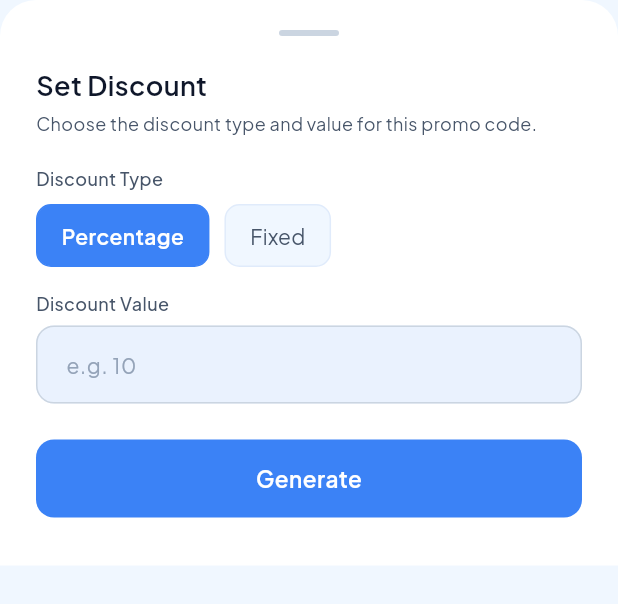
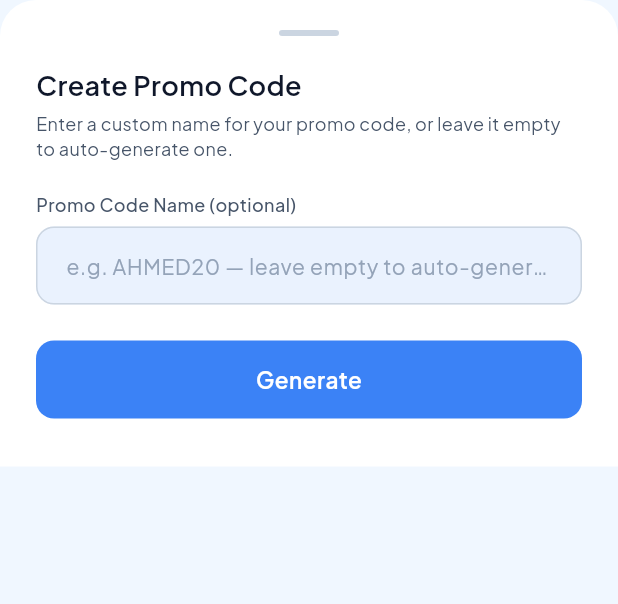
Before and after one commit to ahmedali221/tourcast-app, a Flutter app: the _PromoCodeFormSheet widget shown alone on an empty page, opened directly, on a phone screen of 412 x 824 dp. Shown: the top 604 px of the screen. Run offline on Flutter 3.47's test engine with Material 3 defaults, Android fonts, the phone set to English and light mode, and no system bars; our stand-ins replace cached_network_image, dio, flutter_bloc, flutter_local_notifications, flutter_secure_storage, flutter_svg and 8 more; missing offline and left inert: workmanager; accounts and stored records are empty; network calls fail; statements that could not run were skipped.

Commit message:
added promo code

```diff
--- a/lib/features/marketplace/repository/i_marketplace_repository.dart
+++ b/lib/features/marketplace/repository/i_marketplace_repository.dart
@@ -9,8 +9,7 @@ abstract class IMarketplaceRepository {
 
   Future<PromoCodeModel> generatePromoCode({
     required int appId,
-    required String discountType,
-    required num discountValue,
+    String? code,
   });
 
   Future<List<PromoCodeModel>> getPromoCodes({required int appId});
--- a/lib/features/marketplace/repository/marketplace_repository.dart
+++ b/lib/features/marketplace/repository/marketplace_repository.dart
@@ -42,13 +42,11 @@ class MarketplaceRepository implements IMarketplaceRepository {
   @override
   Future<PromoCodeModel> generatePromoCode({
     required int appId,
-    required String discountType,
-    required num discountValue,
+    String? code,
   }) async {
     final response = await _dio.post('/affiliate/promo-codes', data: {
       'app_id': appId,
-      'discount_type': discountType,
-      'discount_value': discountValue,
+      if (code != null && code.isNotEmpty) 'code': code,
     });
     return PromoCodeModel.fromJson(response.data['data'] as Map<String, dynamic>);
   }
--- a/lib/features/marketplace/view/app_details_page.dart
+++ b/lib/features/marketplace/view/app_details_page.dart
@@ -411,7 +411,7 @@ class _PromoCodeSectionState extends State<_PromoCodeSection> {
   }
 
   Future<void> _generate() async {
-    final result = await showModalBottomSheet<({String discountType, double discountValue})>(
+    final result = await showModalBottomSheet<({String? name})>(
       context: context,
       isScrollControlled: true,
       backgroundColor: Colors.transparent,
@@ -422,10 +422,10 @@ class _PromoCodeSectionState extends State<_PromoCodeSection> {
     setState(() { _generating = true; _error = null; });
     try {
       final repo = locator<IMarketplaceRepository>();
+      final name = result.name;
       final newCode = await repo.generatePromoCode(
         appId: widget.app.id,
-        discountType: result.discountType,
-        discountValue: result.discountValue,
+        code: (name != null && name.isNotEmpty) ? name : null,
       );
       if (mounted) setState(() => _codes = [newCode, ..._codes]);
     } catch (e) {
@@ -777,13 +777,11 @@ class _PromoCodeFormSheet extends StatefulWidget {
 }
 
 class _PromoCodeFormSheetState extends State<_PromoCodeFormSheet> {
-  final _formKey = GlobalKey<FormState>();
-  final _valueCtrl = TextEditingController();
-  String _discountType = 'percent';
+  final _nameCtrl = TextEditingController();
 
   @override
   void dispose() {
-    _valueCtrl.dispose();
+    _nameCtrl.dispose();
     super.dispose();
   }
 
@@ -796,8 +794,6 @@ class _PromoCodeFormSheetState extends State<_PromoCodeFormSheet> {
       ),
       padding: EdgeInsets.fromLTRB(
           24, 20, 24, MediaQuery.of(context).viewInsets.bottom + 32),
-      child: Form(
-        key: _formKey,
       child: Column(
         mainAxisSize: MainAxisSize.min,
         crossAxisAlignment: CrossAxisAlignment.start,
@@ -813,94 +809,29 @@ class _PromoCodeFormSheetState extends State<_PromoCodeFormSheet> {
             ),
           ),
           const SizedBox(height: 20),
-            Text('Set Discount', style: AppTextStyles.heading3),
+          Text('Create Promo Code', style: AppTextStyles.heading3),
           const SizedBox(height: 4),
           Text(
-              'Choose the discount type and value for this promo code.',
+            'Enter a custom name for your promo code, or leave it empty to auto-generate one.',
             style: AppTextStyles.caption.copyWith(color: AppColors.textSecondary),
           ),
           const SizedBox(height: 20),
-            Text('Discount Type', style: AppTextStyles.caption.copyWith(fontWeight: FontWeight.w500)),
-            const SizedBox(height: 8),
-            Row(
-              children: [
-                _TypeChip(
-                  label: 'Percentage',
-                  selected: _discountType == 'percent',
-                  onTap: () => setState(() => _discountType = 'percent'),
-                ),
-                const SizedBox(width: 10),
-                _TypeChip(
-                  label: 'Fixed',
-                  selected: _discountType == 'fixed',
-                  onTap: () => setState(() => _discountType = 'fixed'),
-                ),
-              ],
-            ),
-            const SizedBox(height: 16),
-            Text('Discount Value', style: AppTextStyles.caption.copyWith(fontWeight: FontWeight.w500)),
+          Text('Promo Code Name (optional)',
+              style: AppTextStyles.caption.copyWith(fontWeight: FontWeight.w500)),
           const SizedBox(height: 6),
           TextFormField(
-              controller: _valueCtrl,
-              keyboardType: const TextInputType.numberWithOptions(decimal: true),
-              decoration: InputDecoration(
-                hintText: _discountType == 'percent' ? 'e.g. 10' : 'e.g. 50',
-                suffixText: _discountType == 'percent' ? '%' : 'USD',
+            controller: _nameCtrl,
+            textCapitalization: TextCapitalization.characters,
+            decoration: const InputDecoration(
+              hintText: 'e.g. AHMED20 — leave empty to auto-generate',
             ),
-              validator: (v) {
-                if (v == null || v.trim().isEmpty) return 'Required';
-                final n = double.tryParse(v.trim());
-                if (n == null || n <= 0) return 'Enter a valid number';
-                if (_discountType == 'percent' && n > 100) return 'Cannot exceed 100%';
-                return null;
-              },
           ),
           const SizedBox(height: 24),
           AppButton(
             label: 'Generate',
-              onPressed: () {
-                if (_formKey.currentState!.validate()) {
-                  Navigator.pop(context, (
-                    discountType: _discountType,
-                    discountValue: double.parse(_valueCtrl.text.trim()),
-                  ));
-                }
-              },
+            onPressed: () => Navigator.pop(context, (name: _nameCtrl.text.trim())),
           ),
         ],
-        ),
-      ),
-    );
-  }
-}
-
-class _TypeChip extends StatelessWidget {
-  final String label;
-  final bool selected;
-  final VoidCallback onTap;
-
-  const _TypeChip({required this.label, required this.selected, required this.onTap});
-
-  @override
-  Widget build(BuildContext context) {
-    return GestureDetector(
-      onTap: onTap,
-      child: Container(
-        padding: const EdgeInsets.symmetric(horizontal: 16, vertical: 10),
-        decoration: BoxDecoration(
-          color: selected ? AppColors.primary : AppColors.background,
-          borderRadius: BorderRadius.circular(10),
-          border: Border.all(
-            color: selected ? AppColors.primary : AppColors.divider,
-          ),
-        ),
-        child: Text(
-          label,
-          style: AppTextStyles.bodyMedium.copyWith(
-            color: selected ? Colors.white : AppColors.textSecondary,
-            fontWeight: selected ? FontWeight.w600 : FontWeight.w400,
-          ),
-        ),
       ),
     );
   }
```
Lines whose indentation alone changed are shown as unchanged.
